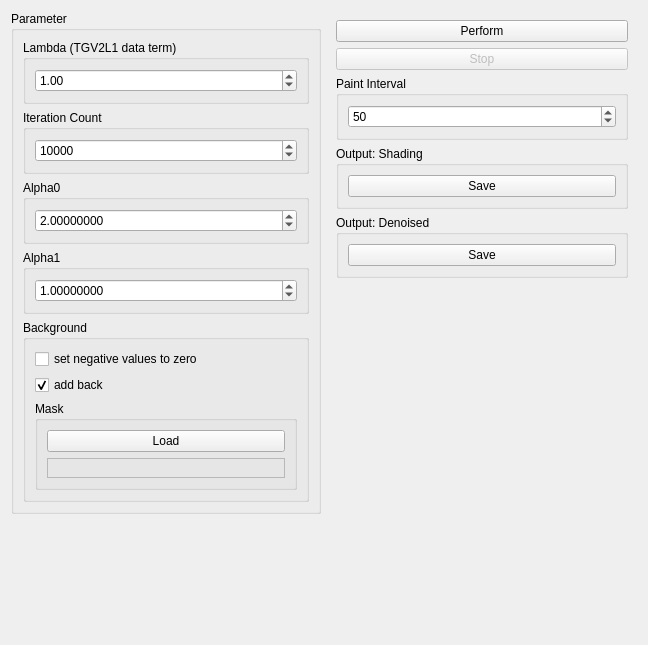
Qt form source/modules/tgv_deshade/TGVDeshadeWidget.ui (josefkoller/ambient_image_processor) before a commit.
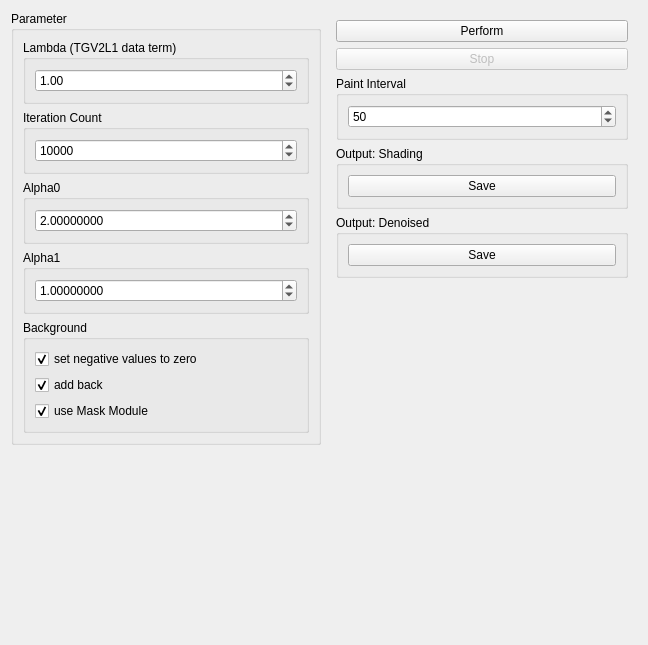
The same form after that commit.

Commit message: add mask module

What changed in the file:
```diff
--- a/source/modules/tgv_deshade/TGVDeshadeWidget.ui
+++ b/source/modules/tgv_deshade/TGVDeshadeWidget.ui
@@ -138,7 +138,7 @@
             <bool>true</bool>
            </property>
            <property name="checked">
-            <bool>false</bool>
+            <bool>true</bool>
            </property>
           </widget>
          </item>
@@ -153,30 +153,13 @@
           </widget>
          </item>
          <item>
-          <widget class="QGroupBox" name="groupBox_8">
-           <property name="title">
-            <string>Mask</string>
+          <widget class="QCheckBox" name="use_mask_module_checkbox">
+           <property name="text">
+            <string>use Mask Module</string>
            </property>
-           <layout class="QVBoxLayout" name="verticalLayout_8">
-            <item>
-             <widget class="QPushButton" name="load_mask_button">
-              <property name="text">
-               <string>Load</string>
-              </property>
-             </widget>
-            </item>
-            <item>
-             <widget class="QFrame" name="mask_frame">
-              <property name="frameShape">
-               <enum>QFrame::StyledPanel</enum>
-              </property>
-              <property name="frameShadow">
-               <enum>QFrame::Raised</enum>
-              </property>
-              <layout class="QVBoxLayout" name="verticalLayout_9"/>
-             </widget>
-            </item>
-           </layout>
+           <property name="checked">
+            <bool>true</bool>
+           </property>
           </widget>
          </item>
         </layout>
```
The commit also changes 24 other files.
